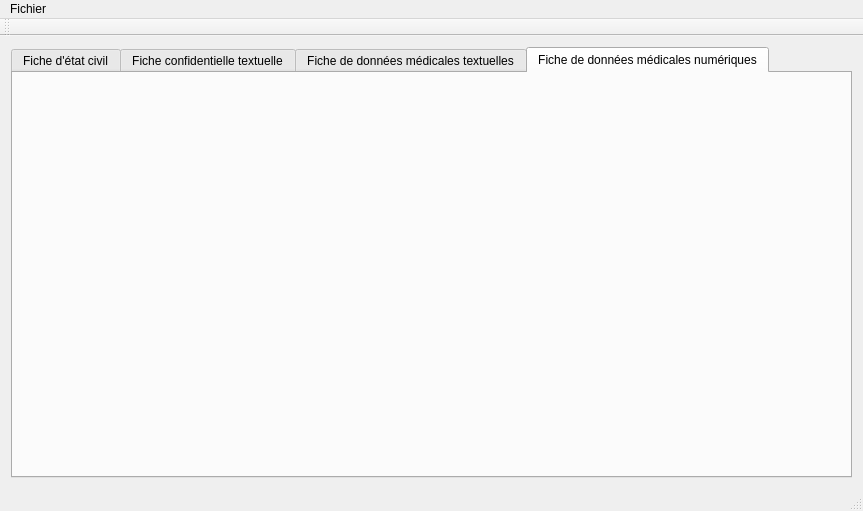
Old version of the form gui/Viewer/forms/mainwindow.ui in the repository Krozark/Salamandre.
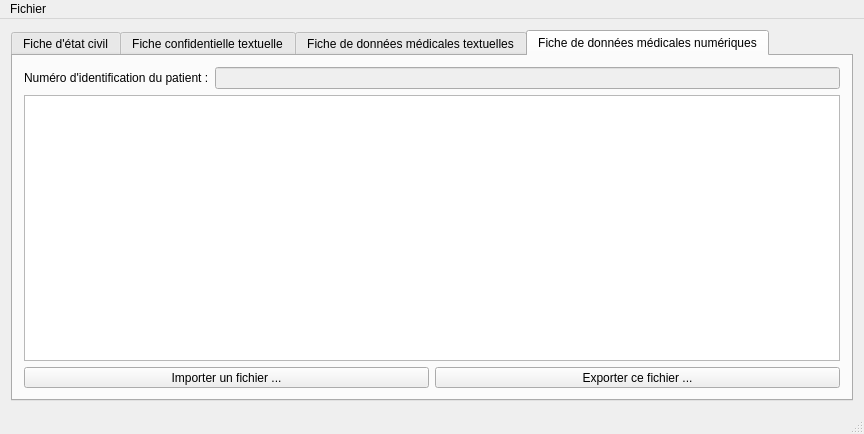
New version of the form. The open tabs and pages were chosen to show the change. Icons and pictures are not drawn.

Commit message: adding some features in main gui

```diff
--- a/gui/Viewer/forms/mainwindow.ui
+++ b/gui/Viewer/forms/mainwindow.ui
@@ -6,8 +6,8 @@
    <rect>
     <x>0</x>
     <y>0</y>
-    <width>863</width>
-    <height>511</height>
+    <width>864</width>
+    <height>434</height>
    </rect>
   </property>
   <property name="windowTitle">
@@ -150,6 +150,65 @@
        <attribute name="title">
         <string>Fiche de données médicales numériques</string>
        </attribute>
+       <layout class="QVBoxLayout" name="verticalLayout_6">
+        <item>
+         <layout class="QHBoxLayout" name="horizontalLayout_3">
+          <item>
+           <widget class="QLabel" name="label_numericalPatientNumber">
+            <property name="text">
+             <string>Numéro d'identification du patient :</string>
+            </property>
+           </widget>
+          </item>
+          <item>
+           <widget class="QLineEdit" name="lineEdit_numericalPatientNumber">
+            <property name="enabled">
+             <bool>false</bool>
+            </property>
+           </widget>
+          </item>
+         </layout>
+        </item>
+        <item>
+         <widget class="QListView" name="listView"/>
+        </item>
+        <item>
+         <layout class="QHBoxLayout" name="horizontalLayout_4">
+          <property name="rightMargin">
+           <number>0</number>
+          </property>
+          <property name="bottomMargin">
+           <number>0</number>
+          </property>
+          <item>
+           <widget class="QToolButton" name="toolButton_numericalImporter">
+            <property name="sizePolicy">
+             <sizepolicy hsizetype="Minimum" vsizetype="Fixed">
+              <horstretch>0</horstretch>
+              <verstretch>0</verstretch>
+             </sizepolicy>
+            </property>
+            <property name="text">
+             <string>Importer un fichier ...</string>
+            </property>
+           </widget>
+          </item>
+          <item>
+           <widget class="QToolButton" name="toolButton_numericalExporter">
+            <property name="sizePolicy">
+             <sizepolicy hsizetype="Minimum" vsizetype="Fixed">
+              <horstretch>0</horstretch>
+              <verstretch>0</verstretch>
+             </sizepolicy>
+            </property>
+            <property name="text">
+             <string>Exporter ce fichier ...</string>
+            </property>
+           </widget>
+          </item>
+         </layout>
+        </item>
+       </layout>
       </widget>
      </widget>
     </item>
@@ -160,7 +219,7 @@
     <rect>
      <x>0</x>
      <y>0</y>
-     <width>863</width>
+     <width>864</width>
      <height>20</height>
     </rect>
    </property>
@@ -171,14 +230,6 @@
    </widget>
    <addaction name="menuFichier"/>
   </widget>
-  <widget class="QToolBar" name="mainToolBar">
-   <attribute name="toolBarArea">
-    <enum>TopToolBarArea</enum>
-   </attribute>
-   <attribute name="toolBarBreak">
-    <bool>false</bool>
-   </attribute>
-  </widget>
   <widget class="QStatusBar" name="statusBar"/>
  </widget>
  <layoutdefault spacing="6" margin="11"/>
```
Left out of the diff: 106 changed lines with no effect on the pictures. The commit also changes 13 other files.
